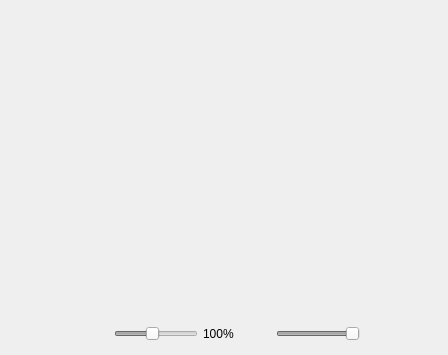
The window that src/view/poseviewer/poseviewer.ui (florianblume/6d-pat) describes before a commit, drawn with Qt 5.
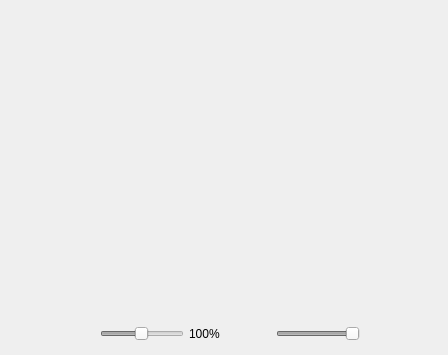
The same window after the commit.

The edit to the form file:
```diff
--- a/src/view/poseviewer/poseviewer.ui
+++ b/src/view/poseviewer/poseviewer.ui
@@ -408,7 +408,7 @@
          <number>1</number>
         </property>
         <property name="maximum">
-         <number>10</number>
+         <number>100</number>
         </property>
         <property name="singleStep">
          <number>1</number>
@@ -417,7 +417,7 @@
          <number>1</number>
         </property>
         <property name="value">
-         <number>5</number>
+         <number>50</number>
         </property>
         <property name="orientation">
          <enum>Qt::Horizontal</enum>
@@ -435,6 +435,24 @@
       </item>
       <item>
        <widget class="QLabel" name="labelZoom">
+        <property name="sizePolicy">
+         <sizepolicy hsizetype="Fixed" vsizetype="Preferred">
+          <horstretch>0</horstretch>
+          <verstretch>0</verstretch>
+         </sizepolicy>
+        </property>
+        <property name="minimumSize">
+         <size>
+          <width>45</width>
+          <height>0</height>
+         </size>
+        </property>
+        <property name="maximumSize">
+         <size>
+          <width>45</width>
+          <height>16777215</height>
+         </size>
+        </property>
         <property name="text">
          <string>100%</string>
         </property>
```
